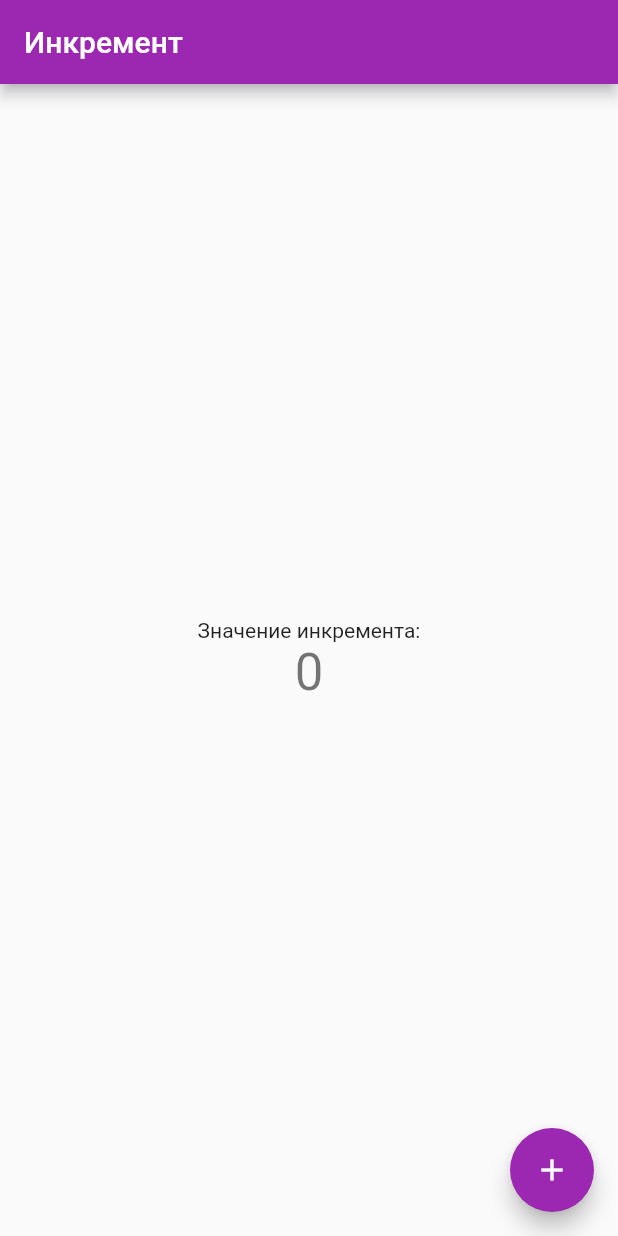
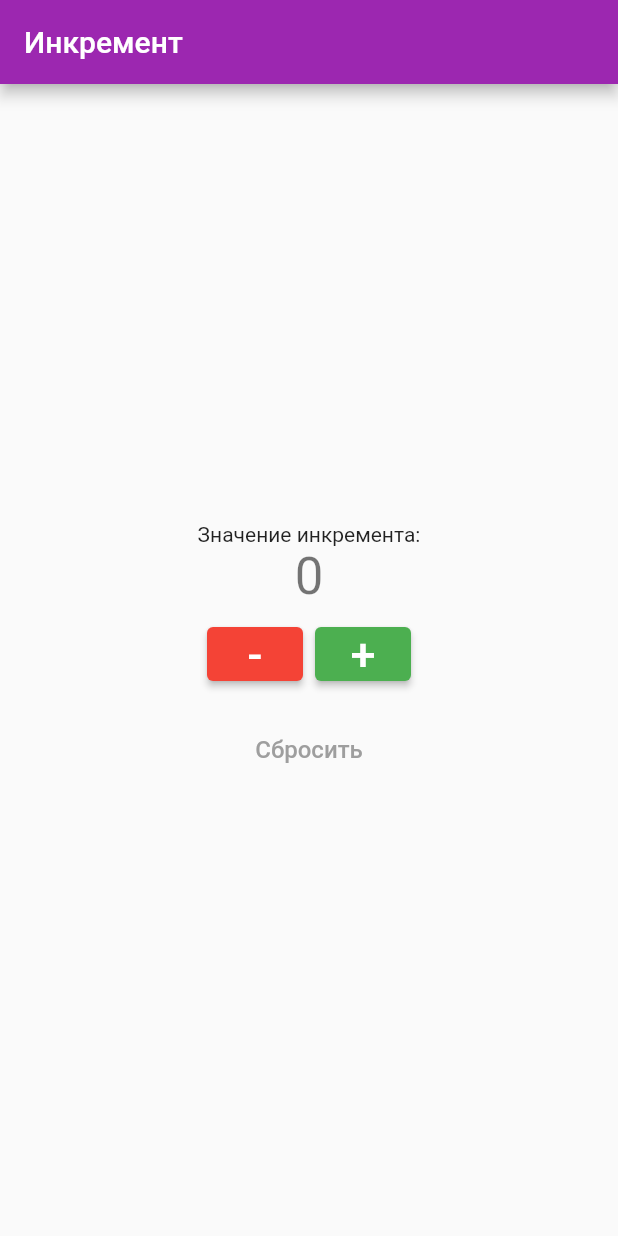
Before and after one commit to PolyaSt01/PI2001_STASENKO, a Flutter app: the screen it shows after launch, on a phone screen of 412 x 824 dp. Run offline on Flutter 3.47's test engine with Material 2 defaults, Android fonts, the phone set to English and light mode, and no system bars.

Commit message:
3 laboratory work is done

```diff
--- a/lab3/lib/main.dart
+++ b/lab3/lib/main.dart
@@ -12,9 +12,11 @@ class MyApp extends StatelessWidget {
   Widget build(BuildContext context) {
     return MaterialApp(
       title: 'Flutter Demo',
+
       theme: ThemeData(
         primarySwatch: Colors.purple,
       ),
+
       home: const MyHomePage(title: 'Инкремент'),
     );
   }
@@ -36,11 +38,18 @@ class _MyHomePageState extends State<MyHomePage> {
     setState(() {
       _counter++;
     });
+  }
 
-    // void _decrementCounter() {
-    //   setState(() {
-    //     _counter--;
-    //   });
+  void _decrementCounter() {
+    setState(() {
+      _counter--;
+    });
+  }
+
+  void _resetCounter() {
+    setState(() {
+      _counter = 0;
+    });
   }
 
   @override
@@ -49,7 +58,9 @@ class _MyHomePageState extends State<MyHomePage> {
       appBar: AppBar(
         title: Text(widget.title),
       ),
-      body: Center(
+
+      body:
+      Center(
         child: Column(
           mainAxisAlignment: MainAxisAlignment.center,
           children: <Widget>[
@@ -60,15 +71,37 @@ class _MyHomePageState extends State<MyHomePage> {
               '$_counter',
               style: Theme.of(context).textTheme.headlineMedium,
             ),
+
+             ButtonBar(
+              mainAxisSize: MainAxisSize.min,
+                children: <Widget>[
+                  ElevatedButton(
+                    onPressed: _decrementCounter,
+                    style: ButtonStyle(backgroundColor: MaterialStatePropertyAll<Color>(Colors.red), ),
+                    child: Text('-', style: TextStyle(fontSize: 30),),
+                  ),
+
+                  ElevatedButton(
+                    onPressed: _incrementCounter,
+                    style: ButtonStyle(backgroundColor: MaterialStatePropertyAll<Color>(Colors.green),),
+                    child: Text('+', style: TextStyle(fontSize: 30),),
+                  ),
+                ],
+            ),
+
+            ButtonBar(
+                mainAxisSize: MainAxisSize.min,
+                children: <Widget>[
+                  TextButton(
+                    onPressed: _resetCounter,
+                    child: Text('Сбросить', style: TextStyle(fontSize: 16, color: Colors.grey),),
+                  ),
+                ]
+            )
+
           ],
         ),
       ),
-      floatingActionButton: FloatingActionButton(
-        onPressed: _incrementCounter,
-        tooltip: 'Increment',
-        child: const Icon(Icons.add),
-      ),
-       // This trailing comma makes auto-formatting nicer for build methods.
     );
   }
 }
```
